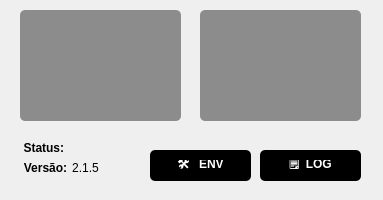
Above: assets/apihub.ui from WeldercrisRibeiro/gestor-apihub before the change. Below: the same form after it.
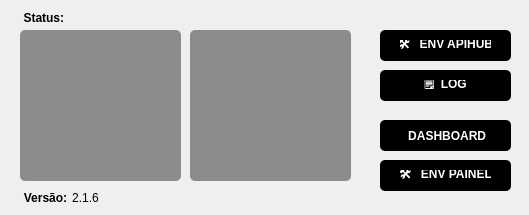
That is the form after the change.

Diff of the .ui file:
```diff
--- a/assets/apihub.ui
+++ b/assets/apihub.ui
@@ -6,8 +6,8 @@
    <rect>
     <x>0</x>
     <y>0</y>
-    <width>383</width>
-    <height>200</height>
+    <width>529</width>
+    <height>215</height>
    </rect>
   </property>
   <property name="minimumSize">
@@ -18,8 +18,8 @@
   </property>
   <property name="maximumSize">
    <size>
-    <width>383</width>
-    <height>200</height>
+    <width>550</width>
+    <height>500</height>
    </size>
   </property>
   <property name="windowTitle">
@@ -30,7 +30,7 @@
     <property name="geometry">
      <rect>
       <x>60</x>
-      <y>140</y>
+      <y>10</y>
       <width>81</width>
       <height>16</height>
      </rect>
@@ -52,9 +52,9 @@
     <property name="geometry">
      <rect>
       <x>20</x>
-      <y>10</y>
+      <y>30</y>
       <width>161</width>
-      <height>111</height>
+      <height>151</height>
      </rect>
     </property>
     <property name="whatsThis">
@@ -92,10 +92,10 @@
    <widget class="QPushButton" name="btnServico">
     <property name="geometry">
      <rect>
-      <x>200</x>
-      <y>10</y>
+      <x>190</x>
+      <y>30</y>
       <width>161</width>
-      <height>111</height>
+      <height>151</height>
      </rect>
     </property>
     <property name="styleSheet">
@@ -127,9 +127,9 @@
    <widget class="QPushButton" name="btnEditarEnv">
     <property name="geometry">
      <rect>
-      <x>150</x>
-      <y>150</y>
-      <width>101</width>
+      <x>380</x>
+      <y>30</y>
+      <width>131</width>
       <height>31</height>
      </rect>
     </property>
@@ -155,15 +155,15 @@
 </string>
     </property>
     <property name="text">
-     <string>🛠️   ENV</string>
+     <string>🛠️   ENV APIHUB</string>
     </property>
    </widget>
    <widget class="QPushButton" name="btnAbrirLog">
     <property name="geometry">
      <rect>
-      <x>260</x>
-      <y>150</y>
-      <width>101</width>
+      <x>380</x>
+      <y>70</y>
+      <width>131</width>
       <height>31</height>
      </rect>
     </property>
@@ -196,7 +196,7 @@
     <property name="geometry">
      <rect>
       <x>20</x>
-      <y>160</y>
+      <y>190</y>
       <width>51</width>
       <height>16</height>
      </rect>
@@ -218,7 +218,7 @@
     <property name="geometry">
      <rect>
       <x>70</x>
-      <y>160</y>
+      <y>190</y>
       <width>31</width>
       <height>16</height>
      </rect>
@@ -230,7 +230,7 @@
      </font>
     </property>
     <property name="text">
-     <string>2.1.5</string>
+     <string>2.1.6</string>
     </property>
     <property name="alignment">
      <set>Qt::AlignCenter</set>
@@ -240,7 +240,7 @@
     <property name="geometry">
      <rect>
       <x>20</x>
-      <y>140</y>
+      <y>10</y>
       <width>51</width>
       <height>16</height>
      </rect>
@@ -258,6 +258,74 @@
      <set>Qt::AlignCenter</set>
     </property>
    </widget>
+   <widget class="QPushButton" name="btnAbrirDash">
+    <property name="geometry">
+     <rect>
+      <x>380</x>
+      <y>120</y>
+      <width>131</width>
+      <height>31</height>
+     </rect>
+    </property>
+    <property name="styleSheet">
+     <string notr="true">QPushButton {
+    background-color: rgb(0, 0, 0);   /* preto */
+    color: rgb(255, 255, 255);        /* branco */
+    font-weight: bold;
+    border-radius: 5px;
+    border: none;
+    padding: 10px 20px;
+    cursor: pointer;
+    transition: all 0.3s ease;        /* transição suave */
+}
+
+QPushButton:hover {
+    background-color: rgb(0, 50, 100);  /* azul escuro */
+    transform: scale(1.05);             /* leve zoom */
+    box-shadow: 
+        0 0 15px rgba(255, 255, 255, 0.2),  /* brilho sutil */
+        0 4px 10px rgba(0, 0, 0, 0.5);      /* profundidade */
+}
+</string>
+    </property>
+    <property name="text">
+     <string> DASHBOARD</string>
+    </property>
+   </widget>
+   <widget class="QPushButton" name="btnPainel">
+    <property name="geometry">
+     <rect>
+      <x>380</x>
+      <y>160</y>
+      <width>131</width>
+      <height>31</height>
+     </rect>
+    </property>
+    <property name="styleSheet">
+     <string notr="true">QPushButton {
+    background-color: rgb(0, 0, 0);   /* preto */
+    color: rgb(255, 255, 255);        /* branco */
+    font-weight: bold;
+    border-radius: 5px;
+    border: none;
+    padding: 10px 20px;
+    cursor: pointer;
+    transition: all 0.3s ease;        /* transição suave */
+}
+
+QPushButton:hover {
+    background-color: rgb(0, 50, 100);  /* azul escuro */
+    transform: scale(1.05);             /* leve zoom */
+    box-shadow: 
+        0 0 15px rgba(255, 255, 255, 0.2),  /* brilho sutil */
+        0 4px 10px rgba(0, 0, 0, 0.5);      /* profundidade */
+}
+</string>
+    </property>
+    <property name="text">
+     <string>🛠️   ENV PAINEL</string>
+    </property>
+   </widget>
   </widget>
  </widget>
  <resources/>
```
